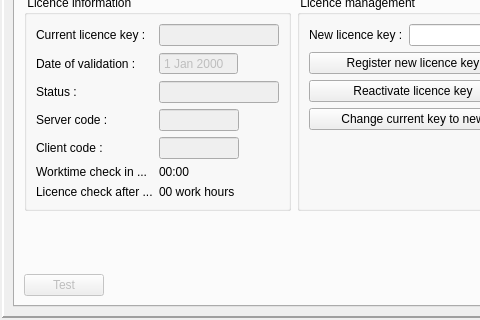
Above: websync/dlgmain.ui from tbikfalvi/Belenus before the change; both pictures show x 0 to 480 and y 149 to 469 of the 795 by 469 pixel window. Below: the same form after it.
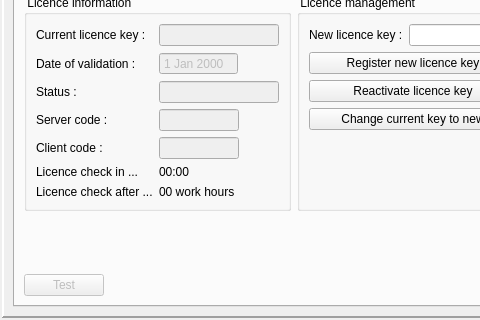
That is the form after the change. Icons and pictures are not drawn.

What changed in the file:
```diff
--- a/websync/dlgmain.ui
+++ b/websync/dlgmain.ui
@@ -1375,7 +1375,7 @@
                  <item row="5" column="0">
                   <widget class="QLabel" name="lblWorktimeCounter">
                    <property name="text">
-                    <string>Worktime check in ...</string>
+                    <string>Licence check in ...</string>
                    </property>
                   </widget>
                  </item>
```
Left out of the diff: 4 changed lines with no effect on the pictures.
